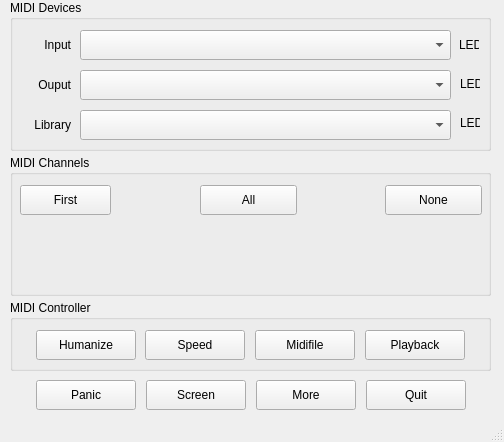
This is src/mainwindow.ui in obook/I-like-Chopin as Qt 5 draws it before an edit. The edited form follows.
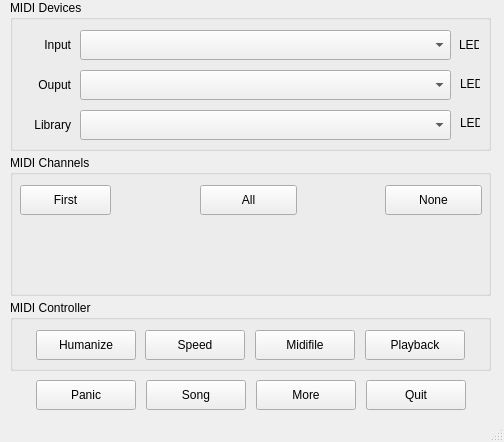
This is the edited form.

Commit message: New window with song informations

What changed in the file:
```diff
--- a/src/mainwindow.ui
+++ b/src/mainwindow.ui
@@ -345,7 +345,7 @@
      </rect>
     </property>
     <property name="text">
-     <string>Screen</string>
+     <string>Song</string>
     </property>
    </widget>
   </widget>
```
The commit also changes 8 other files.
